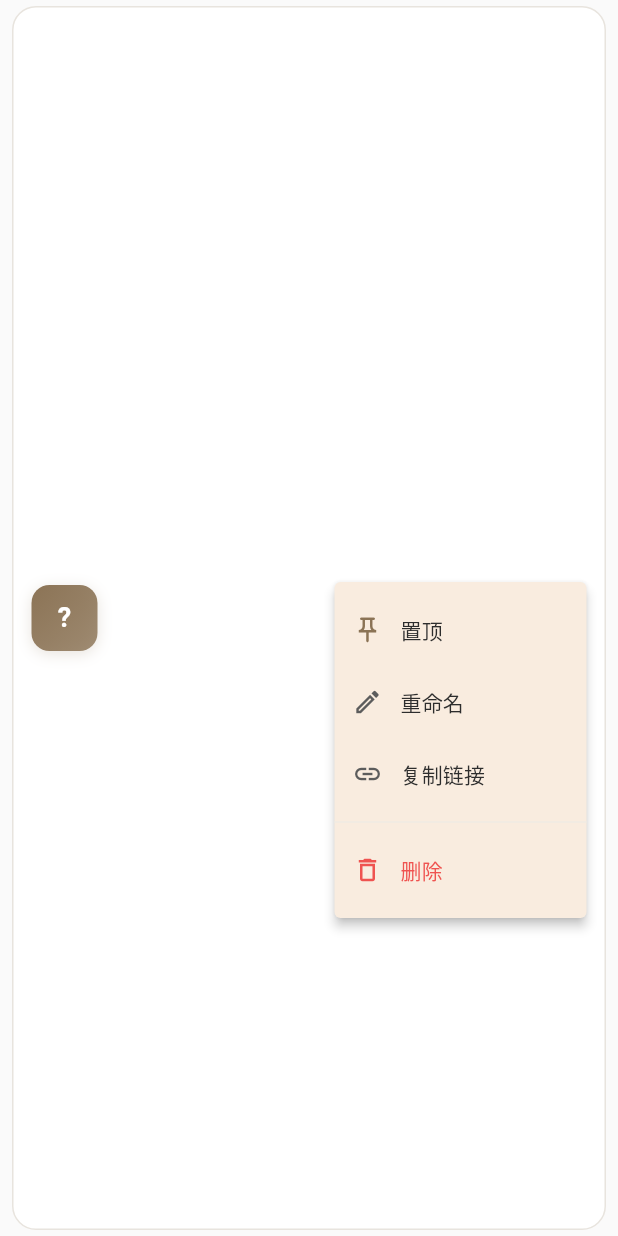
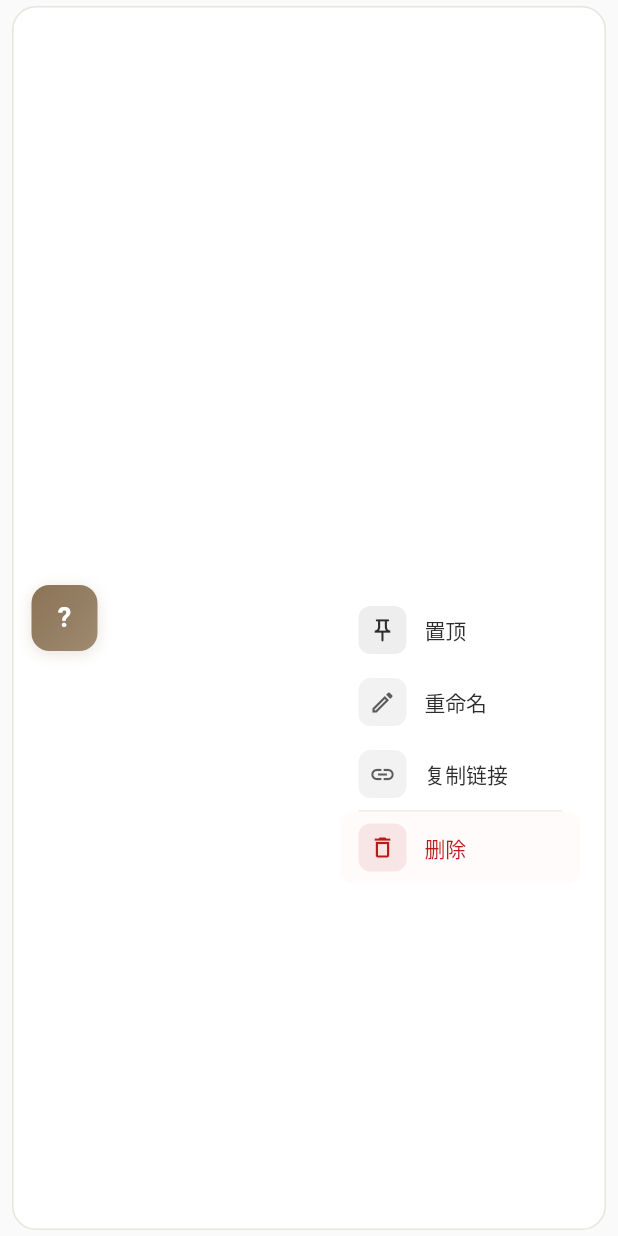
Before and after one commit to yuefeiduzi/rss-reader, a Flutter app: the FeedListTile widget shown alone on an empty page, opened directly with empty values, after a tap on the "more vert" icon, on a phone screen of 412 x 824 dp. Run offline on Flutter 3.47's test engine with Material 3 defaults, Android fonts, the phone set to English and light mode, and no system bars; our stand-ins replace dio, file_picker, share_plus, shared_preferences; missing offline and left inert: webfeed_plus; accounts and stored records are empty.

Commit message:
refactor(feed_list_tile): 美化菜单样式，添加暗色模式支持
- 重构菜单项为卡片式布局，提取 _buildMenuItems 和 _buildMenuItem 方法
- 添加图标背景容器和统一的颜色主题
- 统一 PopupMenuTheme 样式（圆角 12px，无阴影）
- 优化删除按钮的红色主题和颜色方案

```diff
--- a/lib/ui/components/feed_list_tile.dart
+++ b/lib/ui/components/feed_list_tile.dart
@@ -93,6 +93,8 @@ class _FeedListTileState extends State<FeedListTile>
   }
 
   void _showContextMenu([Offset? position]) {
+    final theme = Theme.of(context);
+    final isDark = theme.brightness == Brightness.dark;
     final RenderBox? renderBox = context.findRenderObject() as RenderBox?;
     if (renderBox == null) return;
 
@@ -107,61 +109,118 @@ class _FeedListTileState extends State<FeedListTile>
         offset.dx + size.width,
         offset.dy + size.height / 2,
       ),
-      items: [
-        PopupMenuItem<int>(
+      items: _buildMenuItems(),
+      shape: RoundedRectangleBorder(borderRadius: BorderRadius.circular(12)),
+      elevation: 0,
+      color: isDark
+          ? theme.colorScheme.surfaceContainerHighest.withValues(alpha: 0.95)
+          : theme.colorScheme.surface,
+    ).then(_handleMenuSelection);
+  }
+
+  List<PopupMenuEntry<int>> _buildMenuItems() {
+    final theme = Theme.of(context);
+    final isDark = theme.brightness == Brightness.dark;
+
+    return [
+      _buildMenuItem(
         value: 0,
+        icon: widget.feed.isPinned ? Icons.push_pin : Icons.push_pin_outlined,
+        iconColor: theme.colorScheme.primary,
+        label: widget.feed.isPinned ? '取消置顶' : '置顶',
+        theme: theme,
+        isDark: isDark,
+      ),
+      _buildMenuItem(
+        value: 1,
+        icon: Icons.edit_outlined,
+        iconColor: theme.colorScheme.onSurfaceVariant,
+        label: '重命名',
+        theme: theme,
+        isDark: isDark,
+      ),
+      _buildMenuItem(
+        value: 3,
+        icon: Icons.link,
+        iconColor: theme.colorScheme.onSurfaceVariant,
+        label: '复制链接',
+        theme: theme,
+        isDark: isDark,
+      ),
+      const PopupMenuDivider(height: 1, indent: 16, endIndent: 16),
+      _buildMenuItem(
+        value: 2,
+        icon: Icons.delete_outline,
+        iconColor: theme.colorScheme.error,
+        label: '删除',
+        isDestructive: true,
+        theme: theme,
+        isDark: isDark,
+      ),
+    ];
+  }
+
+  PopupMenuItem<int> _buildMenuItem({
+    required int value,
+    required IconData icon,
+    required Color iconColor,
+    required String label,
+    required ThemeData theme,
+    required bool isDark,
+    bool isDestructive = false,
+  }) {
+    return PopupMenuItem<int>(
+      value: value,
+      height: 44,
+      padding: const EdgeInsets.symmetric(horizontal: 4),
+      child: Container(
+        padding: const EdgeInsets.symmetric(horizontal: 12, vertical: 8),
+        decoration: BoxDecoration(
+          borderRadius: BorderRadius.circular(8),
+          color: isDestructive
+              ? theme.colorScheme.errorContainer.withValues(alpha: isDark ? 0.15 : 0.1)
+              : Colors.transparent,
+        ),
         child: Row(
           children: [
-              Icon(
-                widget.feed.isPinned ? Icons.push_pin : Icons.push_pin_outlined,
-                size: 20,
-                color: Theme.of(context).colorScheme.secondary,
+            Container(
+              width: 32,
+              height: 32,
+              decoration: BoxDecoration(
+                color: isDestructive
+                    ? theme.colorScheme.error.withValues(alpha: isDark ? 0.2 : 0.1)
+                    : iconColor.withValues(alpha: isDark ? 0.15 : 0.08),
+                borderRadius: BorderRadius.circular(8),
+              ),
+              child: Icon(
+                icon,
+                size: 18,
+                color: isDestructive
+                    ? theme.colorScheme.error
+                    : iconColor,
+              ),
             ),
             const SizedBox(width: 12),
-              Text(widget.feed.isPinned ? '取消置顶' : '置顶'),
-            ],
+            Expanded(
+              child: Text(
+                label,
+                style: TextStyle(
+                  fontSize: 14,
+                  fontWeight: isDestructive ? FontWeight.w500 : FontWeight.w400,
+                  color: isDestructive
+                      ? theme.colorScheme.error
+                      : theme.colorScheme.onSurface,
+                  letterSpacing: -0.1,
                 ),
               ),
-        const PopupMenuItem<int>(
-          value: 1,
-          child: Row(
-            children: [
-              Icon(Icons.edit_outlined, size: 20),
-              SizedBox(width: 12),
-              Text('重命名'),
-            ],
-          ),
-        ),
-        const PopupMenuItem<int>(
-          value: 3,
-          child: Row(
-            children: [
-              Icon(Icons.link, size: 20),
-              SizedBox(width: 12),
-              Text('复制链接'),
-            ],
-          ),
-        ),
-        const PopupMenuDivider(),
-        PopupMenuItem<int>(
-          value: 2,
-          child: Row(
-            children: [
-              Icon(
-                Icons.delete_outline,
-                size: 20,
-                color: Colors.red[400],
-              ),
-              const SizedBox(width: 12),
-              Text(
-                '删除',
-                style: TextStyle(color: Colors.red[400]),
             ),
           ],
         ),
       ),
-      ],
-    ).then((value) {
+    );
+  }
+
+  void _handleMenuSelection(int? value) {
     switch (value) {
       case 0:
         widget.onTogglePin?.call();
@@ -176,7 +235,6 @@ class _FeedListTileState extends State<FeedListTile>
         _copyLink();
         break;
     }
-    });
   }
 
   Future<void> _copyLink() async {
@@ -220,7 +278,18 @@ class _FeedListTileState extends State<FeedListTile>
     const maxDrag = 80.0;
     final effectiveOffset = _dragExtent.clamp(0.0, maxDrag);
 
-    return Stack(
+    // 统一的菜单样式
+    final menuTheme = PopupMenuTheme.of(context).copyWith(
+      shape: RoundedRectangleBorder(borderRadius: BorderRadius.circular(12)),
+      elevation: 0,
+      color: isDark
+          ? theme.colorScheme.surfaceContainerHighest.withValues(alpha: 0.95)
+          : theme.colorScheme.surface,
+    );
+
+    return PopupMenuTheme(
+      data: menuTheme,
+      child: Stack(
       children: [
         // 背景操作按钮区域
         Positioned.fill(
@@ -419,85 +488,15 @@ class _FeedListTileState extends State<FeedListTile>
                       ),
                     ),
                     if (widget.unreadCount > 0) _buildUnreadBadge(theme),
-                    // 更多按钮
+                    // 菜单按钮
                     PopupMenuButton<int>(
                       icon: Icon(
                         Icons.more_vert,
                         color: theme.colorScheme.onSurfaceVariant,
                       ),
                       padding: EdgeInsets.zero,
-                      onSelected: (value) {
-                        switch (value) {
-                          case 0:
-                            widget.onTogglePin?.call();
-                            break;
-                          case 1:
-                            widget.onEdit?.call();
-                            break;
-                          case 2:
-                            _showDeleteConfirm();
-                            break;
-                          case 3:
-                            _copyLink();
-                            break;
-                        }
-                      },
-                      itemBuilder: (context) => [
-                        PopupMenuItem<int>(
-                          value: 0,
-                          child: Row(
-                            children: [
-                              Icon(
-                                widget.feed.isPinned
-                                    ? Icons.push_pin
-                                    : Icons.push_pin_outlined,
-                                size: 20,
-                                color: theme.colorScheme.secondary,
-                              ),
-                              const SizedBox(width: 12),
-                              Text(widget.feed.isPinned ? '取消置顶' : '置顶'),
-                            ],
-                          ),
-                        ),
-                        const PopupMenuItem<int>(
-                          value: 1,
-                          child: Row(
-                            children: [
-                              Icon(Icons.edit_outlined, size: 20),
-                              SizedBox(width: 12),
-                              Text('重命名'),
-                            ],
-                          ),
-                        ),
-                        const PopupMenuItem<int>(
-                          value: 3,
-                          child: Row(
-                            children: [
-                              Icon(Icons.link, size: 20),
-                              SizedBox(width: 12),
-                              Text('复制链接'),
-                            ],
-                          ),
-                        ),
-                        const PopupMenuDivider(),
-                        PopupMenuItem<int>(
-                          value: 2,
-                          child: Row(
-                            children: [
-                              Icon(
-                                Icons.delete_outline,
-                                size: 20,
-                                color: Colors.red[400],
-                              ),
-                              const SizedBox(width: 12),
-                              Text(
-                                '删除',
-                                style: TextStyle(color: Colors.red[400]),
-                              ),
-                            ],
-                          ),
-                        ),
-                      ],
+                      onSelected: _handleMenuSelection,
+                      itemBuilder: (context) => _buildMenuItems(),
                     ),
                   ],
                 ),
@@ -506,6 +505,7 @@ class _FeedListTileState extends State<FeedListTile>
           ),
         ),
       ],
+      ),
     );
   }
 
```
Also changed, not shown: pubspec.lock, 1 other file. Lines whose indentation alone changed are shown as unchanged.
